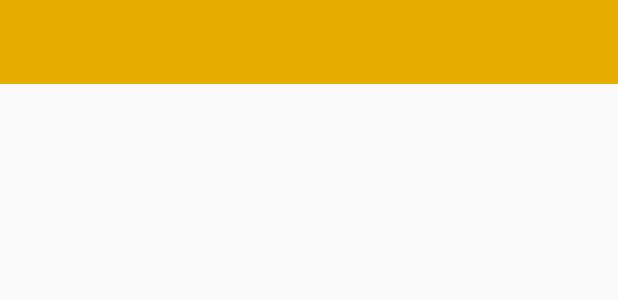
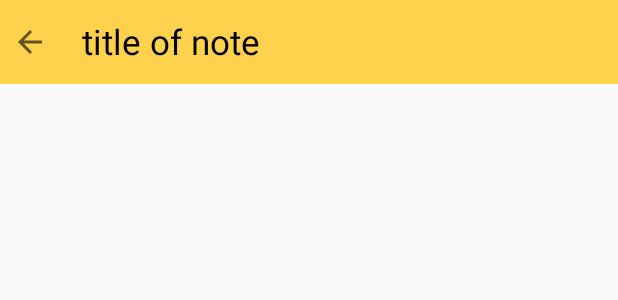
Before and after one commit to jdpahl122/Notes, an Android app: the layout layout_note_toolbar.xml on its own in the app's theme, with its tools: preview values and no code run, on a phone screen of 412 x 824 dp. Shown: the top 300 px of the screen. Run offline under Robolectric (Android 15) with nearby library versions, the phone set to English and light mode, and no system bars.

Commit message:
Add toolbar to note activity

```diff
--- a/app/src/main/res/layout/activity_note.xml
+++ b/app/src/main/res/layout/activity_note.xml
@@ -13,12 +13,6 @@
         android:layout_width="match_parent"
         android:layout_height="wrap_content">
 
-        <androidx.appcompat.widget.Toolbar
-            android:id="@+id/notes_toolbar"
-            android:layout_width="match_parent"
-            android:layout_height="wrap_content"
-            android:background="?attr/colorPrimary"/>
-
         <include layout="@layout/layout_note_toolbar"/>
 
     </com.google.android.material.appbar.AppBarLayout>
--- a/app/src/main/res/layout/layout_note_toolbar.xml
+++ b/app/src/main/res/layout/layout_note_toolbar.xml
@@ -4,8 +4,64 @@
     android:layout_height="?attr/actionBarSize"
     android:weightSum="100"
     android:orientation="horizontal"
-    android:background="@color/colorPrimaryDark"
+    android:background="@color/colorPrimary"
     android:gravity="center_vertical"
     >
 
+    <RelativeLayout
+        android:layout_width="0dp"
+        android:layout_height="wrap_content"
+        android:layout_weight="10"
+        android:id="@+id/back_arrow_container"
+        android:visibility="visible">
+
+        <ImageButton
+            android:layout_width="40dp"
+            android:layout_height="40dp"
+            android:src="@drawable/ic_baseline_arrow_back_24"
+            android:background="?attr/selectableItemBackground"
+            android:id="@+id/toolbar_back_arrow"
+            android:layout_centerInParent="true"/>
+    </RelativeLayout>
+
+    <RelativeLayout
+        android:layout_width="0dp"
+        android:layout_height="wrap_content"
+        android:layout_weight="10"
+        android:id="@+id/check_container"
+        android:visibility="gone">
+
+        <ImageButton
+            android:layout_width="40dp"
+            android:layout_height="40dp"
+            android:src="@drawable/ic_baseline_check_24"
+            android:background="?attr/selectableItemBackground"
+            android:id="@+id/toolbar_check"
+            android:layout_centerInParent="true"/>
+    </RelativeLayout>
+
+    <TextView
+        android:layout_width="0dp"
+        android:layout_height="wrap_content"
+        android:layout_weight="85"
+        android:id="@+id/note_text_title"
+        android:text="title of note"
+        android:textColor="@color/black"
+        android:layout_marginStart="15dp"
+        android:textSize="23sp"
+        android:visibility="visible"/>
+
+    <EditText
+        android:layout_width="0dp"
+        android:layout_height="wrap_content"
+        android:layout_weight="85"
+        android:id="@+id/note_edit_title"
+        android:text="title of note"
+        android:textColor="@color/black"
+        android:layout_marginStart="15dp"
+        android:textSize="23sp"
+        android:visibility="gone"
+        android:background="@color/white"
+        android:padding="2dp"/>
+
 </LinearLayout>
```
